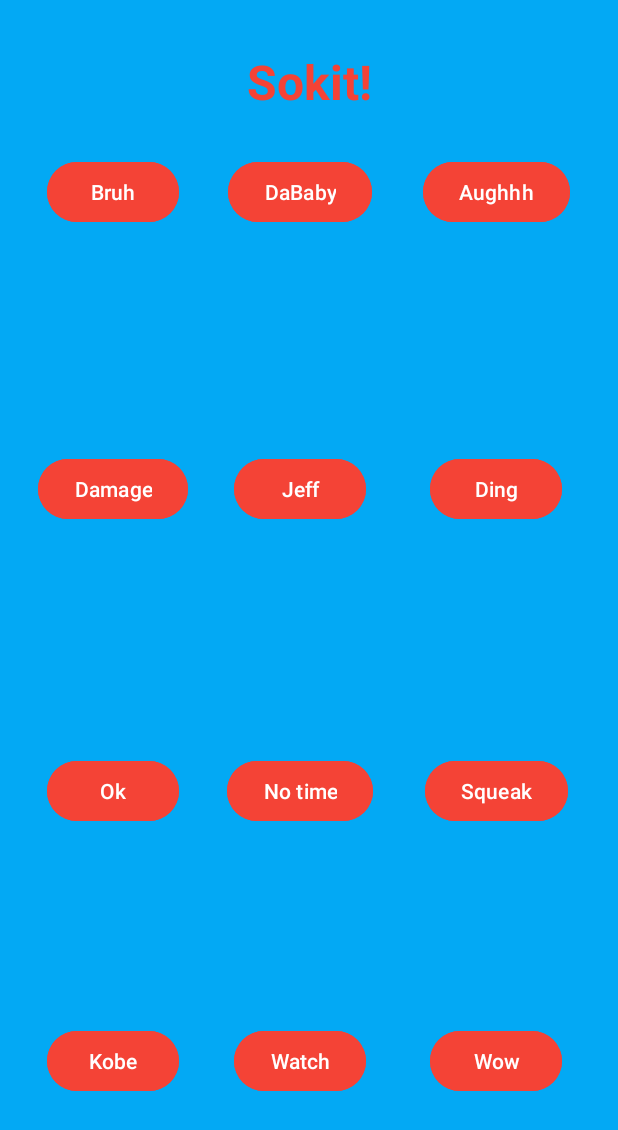
After one commit to ryantburke/PolytechnicSoundboard, an Android app: the SoundBoardDarin screen opened directly, with no data from a screen before it, on a phone screen of 412 x 824 dp. The commit adds this screen. Shown: the top 1130 px of the screen. Run offline under Robolectric (Android 15) with nearby library versions, the phone set to English and light mode, and no system bars.

Commit message:
Updated colors

```diff
--- a/app/src/main/AndroidManifest.xml
+++ b/app/src/main/AndroidManifest.xml
@@ -28,6 +28,7 @@
         <activity android:name="com.poly.soundboard.SoundboardDeezy" />
         <activity android:name="com.poly.soundboard.SoundBoardZMenu" />
         <activity android:name="com.poly.soundboard.SoundBoardActivity" />
+        <activity android:name="com.poly.soundboard.SoundBoardDarin" />
     </application>
 
 </manifest>
--- a/app/src/main/java/com/poly/soundboard/ChooseSoundboardFragment.java
+++ b/app/src/main/java/com/poly/soundboard/ChooseSoundboardFragment.java
@@ -44,6 +44,7 @@ public class ChooseSoundboardFragment extends Fragment {
         this.soundboardsList.add(new ModelSoundBoard("Deezy", "Dylan Ork", new SoundboardDeezy()));
         this.soundboardsList.add(new ModelSoundBoard("Meme", "...", new SoundBoardMeme()));
         this.soundboardsList.add(new ModelSoundBoard("Party", "...", new SoundBoardParty()));
+        this.soundboardsList.add(new ModelSoundBoard("Sokit", "Darin Sok", new SoundBoardDarin()));
 
         RecyclerViewAdapterSoundBoard adapter = new RecyclerViewAdapterSoundBoard(this.context, this.soundboardsList);
         this.recyclerView.setAdapter(adapter);
--- a/app/src/main/java/com/poly/soundboard/SoundBoardActivity.java
+++ b/app/src/main/java/com/poly/soundboard/SoundBoardActivity.java
@@ -35,6 +35,7 @@ public class SoundBoardActivity extends AppCompatActivity {
         //soundBoards.add(new SoundBoardFairySounds());
         soundBoards.add(new SoundboardDeezy());
         soundBoards.add(new SoundBoardParty());
+        soundBoards.add(new SoundBoardDarin());
 
 
         currentSoundboard = soundBoards.get(currentSoundboardIndex);
--- /dev/null
+++ b/app/src/main/res/layout/soundboard_darin.xml
@@ -0,0 +1,238 @@
+<?xml version="1.0" encoding="utf-8"?>
+<androidx.constraintlayout.widget.ConstraintLayout xmlns:android="http://schemas.android.com/apk/res/android"
+    xmlns:app="http://schemas.android.com/apk/res-auto"
+    xmlns:tools="http://schemas.android.com/tools"
+    android:layout_width="match_parent"
+    android:layout_height="match_parent"
+    tools:context=".SoundBoardDarin">
+
+    <ImageView
+        android:id="@+id/iv_swiper"
+        android:layout_width="0dp"
+        android:layout_height="0dp"
+        android:background="@color/darin_bg"
+        app:layout_constraintBottom_toBottomOf="parent"
+        app:layout_constraintEnd_toEndOf="parent"
+        app:layout_constraintStart_toStartOf="parent"
+        app:layout_constraintTop_toTopOf="parent"
+        />
+
+    <TextView
+        android:layout_width="wrap_content"
+        android:layout_height="wrap_content"
+        android:text="Sokit!"
+        android:textColor="@color/darin_title_txt"
+        android:textSize="32sp"
+        android:textStyle="bold"
+        app:layout_constraintEnd_toStartOf="@+id/guideline5"
+        app:layout_constraintStart_toStartOf="@+id/guideline4"
+        app:layout_constraintTop_toTopOf="@+id/guideline2" />
+
+    <androidx.constraintlayout.widget.Guideline
+        android:id="@+id/guideline2"
+        android:layout_width="wrap_content"
+        android:layout_height="wrap_content"
+        android:orientation="horizontal"
+        app:layout_constraintGuide_percent="0.03967168" />
+
+    <androidx.constraintlayout.widget.Guideline
+        android:id="@+id/guideline3"
+        android:layout_width="wrap_content"
+        android:layout_height="wrap_content"
+        android:orientation="horizontal"
+        app:layout_constraintGuide_percent="0.95759237" />
+
+    <androidx.constraintlayout.widget.Guideline
+        android:id="@+id/guideline4"
+        android:layout_width="wrap_content"
+        android:layout_height="wrap_content"
+        android:orientation="vertical"
+        app:layout_constraintGuide_percent="0.03892944" />
+
+    <androidx.constraintlayout.widget.Guideline
+        android:id="@+id/guideline5"
+        android:layout_width="wrap_content"
+        android:layout_height="wrap_content"
+        android:orientation="vertical"
+        app:layout_constraintGuide_percent="0.96107054" />
+
+    <androidx.constraintlayout.widget.Guideline
+        android:id="@+id/guideline6"
+        android:layout_width="wrap_content"
+        android:layout_height="wrap_content"
+        android:orientation="horizontal"
+        app:layout_constraintGuide_percent="0.27086183" />
+
+    <androidx.constraintlayout.widget.Guideline
+        android:id="@+id/guideline7"
+        android:layout_width="wrap_content"
+        android:layout_height="wrap_content"
+        android:orientation="horizontal"
+        app:layout_constraintGuide_percent="0.5198358" />
+
+    <androidx.constraintlayout.widget.Guideline
+        android:id="@+id/guideline8"
+        android:layout_width="wrap_content"
+        android:layout_height="wrap_content"
+        android:orientation="horizontal"
+        app:layout_constraintGuide_percent="0.75923395" />
+
+    <androidx.constraintlayout.widget.Guideline
+        android:id="@+id/guideline9"
+        android:layout_width="wrap_content"
+        android:layout_height="wrap_content"
+        android:orientation="vertical"
+        app:layout_constraintGuide_percent="0.32603407" />
+
+    <androidx.constraintlayout.widget.Guideline
+        android:id="@+id/guideline10"
+        android:layout_width="wrap_content"
+        android:layout_height="wrap_content"
+        android:orientation="vertical"
+        app:layout_constraintGuide_percent="0.64476883" />
+
+    <Button
+        android:id="@+id/btn_bruh"
+        android:layout_width="wrap_content"
+        android:layout_height="wrap_content"
+        android:text="Bruh"
+        android:textColor="@color/darin_btn_txt"
+        android:backgroundTint="@color/darin_btn_bg"
+        app:layout_constraintBottom_toTopOf="@+id/guideline6"
+        app:layout_constraintEnd_toStartOf="@+id/guideline9"
+        app:layout_constraintStart_toStartOf="@+id/guideline4"
+        app:layout_constraintTop_toTopOf="@+id/guideline2" />
+
+    <Button
+        android:id="@+id/btn_dababy"
+        android:layout_width="wrap_content"
+        android:layout_height="wrap_content"
+        android:text="DaBaby"
+        android:textColor="@color/darin_btn_txt"
+        android:backgroundTint="@color/darin_btn_bg"
+        app:layout_constraintBottom_toTopOf="@+id/guideline6"
+        app:layout_constraintEnd_toStartOf="@+id/guideline10"
+        app:layout_constraintStart_toStartOf="@+id/guideline9"
+        app:layout_constraintTop_toTopOf="@+id/guideline2" />
+
+    <Button
+        android:id="@+id/btn_augh"
+        android:layout_width="wrap_content"
+        android:layout_height="wrap_content"
+        android:text="Aughhh"
+        android:textColor="@color/darin_btn_txt"
+        android:backgroundTint="@color/darin_btn_bg"
+        app:layout_constraintBottom_toTopOf="@+id/guideline6"
+        app:layout_constraintEnd_toStartOf="@+id/guideline5"
+        app:layout_constraintStart_toStartOf="@+id/guideline10"
+        app:layout_constraintTop_toTopOf="@+id/guideline2" />
+
+    <Button
+        android:id="@+id/btn_damage"
+        android:layout_width="wrap_content"
+        android:layout_height="wrap_content"
+        android:text="Damage"
+        android:textColor="@color/darin_btn_txt"
+        android:backgroundTint="@color/darin_btn_bg"
+        app:layout_constraintBottom_toTopOf="@+id/guideline7"
+        app:layout_constraintEnd_toStartOf="@+id/guideline9"
+        app:layout_constraintStart_toStartOf="@+id/guideline4"
+        app:layout_constraintTop_toTopOf="@+id/guideline6" />
+
+    <Button
+        android:id="@+id/btn_jeff"
+        android:layout_width="wrap_content"
+        android:layout_height="wrap_content"
+        android:text="Jeff"
+        android:textColor="@color/darin_btn_txt"
+        android:backgroundTint="@color/darin_btn_bg"
+        app:layout_constraintBottom_toTopOf="@+id/guideline7"
+        app:layout_constraintEnd_toStartOf="@+id/guideline10"
+        app:layout_constraintStart_toStartOf="@+id/guideline9"
+        app:layout_constraintTop_toTopOf="@+id/guideline6" />
+
+    <Button
+        android:id="@+id/btn_ding"
+        android:layout_width="wrap_content"
+        android:layout_height="wrap_content"
+        android:text="Ding"
+        android:textColor="@color/darin_btn_txt"
+        android:backgroundTint="@color/darin_btn_bg"
+        app:layout_constraintBottom_toTopOf="@+id/guideline7"
+        app:layout_constraintEnd_toStartOf="@+id/guideline5"
+        app:layout_constraintStart_toStartOf="@+id/guideline10"
+        app:layout_constraintTop_toTopOf="@+id/guideline6" />
+
+    <Button
+        android:id="@+id/btn_ok"
+        android:layout_width="wrap_content"
+        android:layout_height="wrap_content"
+        android:text="Ok"
+        android:textColor="@color/darin_btn_txt"
+        android:backgroundTint="@color/darin_btn_bg"
+        app:layout_constraintBottom_toTopOf="@+id/guideline8"
+        app:layout_constraintEnd_toStartOf="@+id/guideline9"
+        app:layout_constraintStart_toStartOf="@+id/guideline4"
+        app:layout_constraintTop_toTopOf="@+id/guideline7" />
+
+    <Button
+        android:id="@+id/btn_notime"
+        android:layout_width="wrap_content"
+        android:layout_height="wrap_content"
+        android:text="No time"
+        android:textColor="@color/darin_btn_txt"
+        android:backgroundTint="@color/darin_btn_bg"
+        app:layout_constraintBottom_toTopOf="@+id/guideline8"
+        app:layout_constraintEnd_toStartOf="@+id/guideline10"
+        app:layout_constraintStart_toStartOf="@+id/guideline9"
+        app:layout_constraintTop_toTopOf="@+id/guideline7" />
+
+    <Button
+        android:id="@+id/btn_squeak"
+        android:layout_width="wrap_content"
+        android:layout_height="wrap_content"
+        android:text="Squeak"
+        android:textColor="@color/darin_btn_txt"
+        android:backgroundTint="@color/darin_btn_bg"
+        app:layout_constraintBottom_toTopOf="@+id/guideline8"
+        app:layout_constraintEnd_toStartOf="@+id/guideline5"
+        app:layout_constraintStart_toStartOf="@+id/guideline10"
+        app:layout_constraintTop_toTopOf="@+id/guideline7" />
+
+    <Button
+        android:id="@+id/btn_watch"
+        android:layout_width="wrap_content"
+        android:layout_height="wrap_content"
+        android:text="Watch"
+        android:textColor="@color/darin_btn_txt"
+        android:backgroundTint="@color/darin_btn_bg"
+        app:layout_constraintBottom_toTopOf="@+id/guideline3"
+        app:layout_constraintEnd_toStartOf="@+id/guideline10"
+        app:layout_constraintStart_toStartOf="@+id/guideline9"
+        app:layout_constraintTop_toTopOf="@+id/guideline8" />
+
+    <Button
+        android:id="@+id/btn_kobe"
+        android:layout_width="wrap_content"
+        android:layout_height="wrap_content"
+        android:text="Kobe"
+        android:textColor="@color/darin_btn_txt"
+        android:backgroundTint="@color/darin_btn_bg"
+        app:layout_constraintBottom_toTopOf="@+id/guideline3"
+        app:layout_constraintEnd_toStartOf="@+id/guideline9"
+        app:layout_constraintStart_toStartOf="@+id/guideline4"
+        app:layout_constraintTop_toTopOf="@+id/guideline8" />
+
+    <Button
+        android:id="@+id/btn_wow"
+        android:layout_width="wrap_content"
+        android:layout_height="wrap_content"
+        android:text="Wow"
+        android:textColor="@color/darin_btn_txt"
+        android:backgroundTint="@color/darin_btn_bg"
+        app:layout_constraintBottom_toTopOf="@+id/guideline3"
+        app:layout_constraintEnd_toStartOf="@+id/guideline5"
+        app:layout_constraintStart_toStartOf="@+id/guideline10"
+        app:layout_constraintTop_toTopOf="@+id/guideline8" />
+
+</androidx.constraintlayout.widget.ConstraintLayout>
--- a/app/src/main/res/values/colors.xml
+++ b/app/src/main/res/values/colors.xml
@@ -25,4 +25,8 @@
     <color name="party_title_txt">#D8ED89</color>
     <color name="party_btn_bg">#FFEA80</color>
     <color name="party_btn_txt">#24A38A</color>
+    <color name="darin_bg">#03A9F4</color>
+    <color name="darin_title_txt">#F44336</color>
+    <color name="darin_btn_bg">#F44336</color>
+    <color name="darin_btn_txt">#FFFFFF</color>
 </resources>
```
Also changed, not shown: app/src/main/java/com/poly/soundboard/SoundBoardDarin.java (added, +232 -0 lines), 12 other files.
